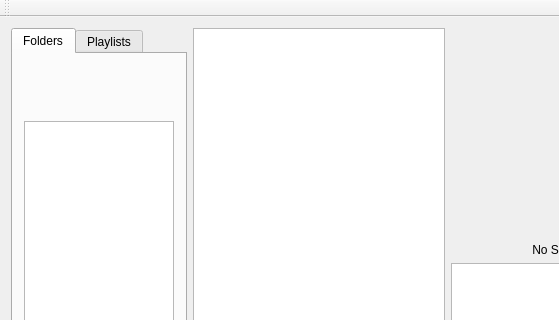
Before: the Qt Designer form ZenPlayer.ui in zenix935/ZenPlayer, drawn with Qt 5; both pictures show x 0 to 559 and y 0 to 320 of the 714 by 581 pixel window.
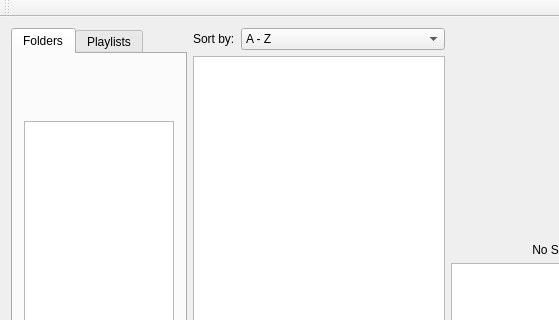
After: the same form once the commit is applied. Icons and pictures are not drawn. Custom widgets are drawn as their Qt base class.

Diff of the .ui file:
```diff
--- a/ZenPlayer.ui
+++ b/ZenPlayer.ui
@@ -14,10 +14,10 @@
    <string>ZenPlayer</string>
   </property>
   <widget class="QWidget" name="centralWidget">
+   <layout class="QGridLayout" name="gridLayout_2">
+    <item row="0" column="0">
    <layout class="QGridLayout" name="gridLayout">
     <item row="0" column="0">
-     <layout class="QHBoxLayout" name="horizontalLayout_5">
-      <item>
        <widget class="QTabWidget" name="tabWidget">
         <property name="sizePolicy">
          <sizepolicy hsizetype="Minimum" vsizetype="Expanding">
@@ -144,6 +144,54 @@
         </widget>
        </widget>
       </item>
+      <item row="0" column="1">
+       <layout class="QVBoxLayout" name="verticalLayout_5">
+        <item>
+         <layout class="QHBoxLayout" name="horizontalLayout_5">
+          <item>
+           <widget class="QLabel" name="sortLabel">
+            <property name="sizePolicy">
+             <sizepolicy hsizetype="Maximum" vsizetype="Preferred">
+              <horstretch>0</horstretch>
+              <verstretch>0</verstretch>
+             </sizepolicy>
+            </property>
+            <property name="text">
+             <string>Sort by:</string>
+            </property>
+           </widget>
+          </item>
+          <item>
+           <widget class="QComboBox" name="sortComboBox">
+            <item>
+             <property name="text">
+              <string>A - Z</string>
+             </property>
+            </item>
+            <item>
+             <property name="text">
+              <string>Artist</string>
+             </property>
+            </item>
+            <item>
+             <property name="text">
+              <string>Album</string>
+             </property>
+            </item>
+            <item>
+             <property name="text">
+              <string>Realese year</string>
+             </property>
+            </item>
+            <item>
+             <property name="text">
+              <string>Date added</string>
+             </property>
+            </item>
+           </widget>
+          </item>
+         </layout>
+        </item>
       <item>
        <widget class="QListWidget" name="tracksListWidget">
         <property name="sizePolicy">
@@ -154,7 +202,9 @@
         </property>
        </widget>
       </item>
-      <item>
+       </layout>
+      </item>
+      <item row="0" column="2">
        <layout class="QVBoxLayout" name="verticalLayout_4">
         <item>
          <widget class="QLabel" name="trackPicLabel">
```
Left out of the diff: 6 changed lines with no effect on the pictures. Lines whose indentation alone changed are shown as unchanged.
